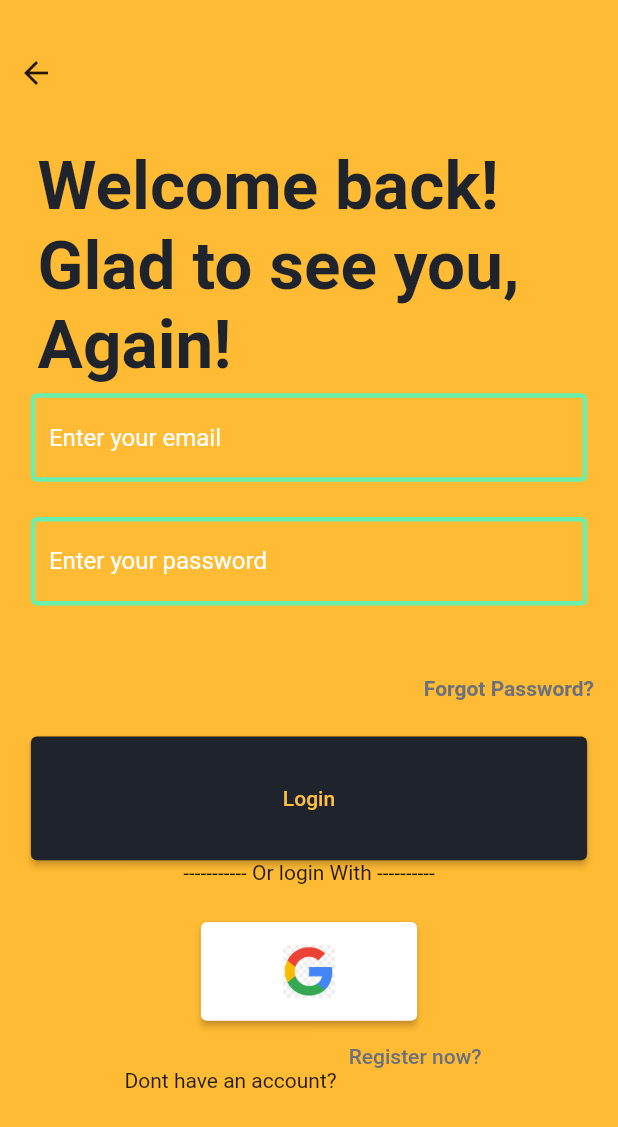
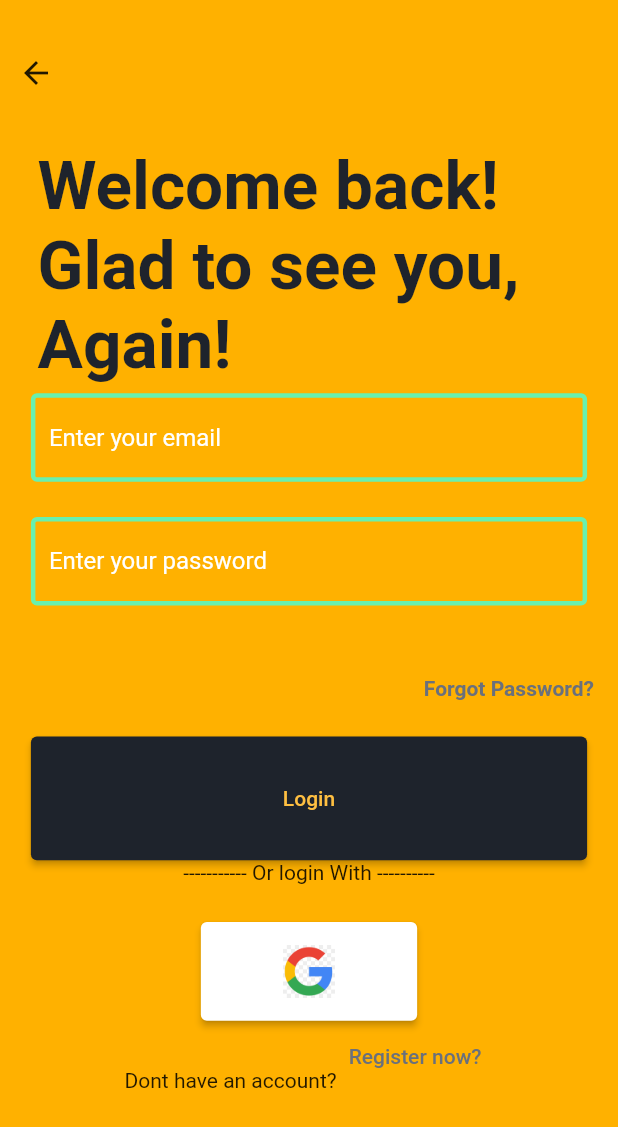
Before and after one commit to KarthikAvinash/CSE_Sem_4_project, a Flutter app: the screen it shows after launch, on a phone screen of 412 x 824 dp. Shown: the top 1127 px of the screen. Run offline on Flutter 3.47's test engine with Material 2 defaults, Android fonts, the phone set to English and light mode, and no system bars.

Commit message:
Update colors.dart

```diff
--- a/frontend/lib/utils/colors.dart
+++ b/frontend/lib/utils/colors.dart
@@ -1,6 +1,6 @@
 import 'package:flutter/material.dart';
 
-const primaryColor = Color.fromRGBO(255, 170, 0, 0.8);
+const primaryColor = Color.fromRGBO(255, 177, 0, 1);
 const blackish = Color.fromRGBO(30,35,44,1);
 const darkGray = Color.fromRGBO(106, 112, 124, 1);
 const darkOrange = Color.fromRGBO(255, 191, 65, 1);
```
